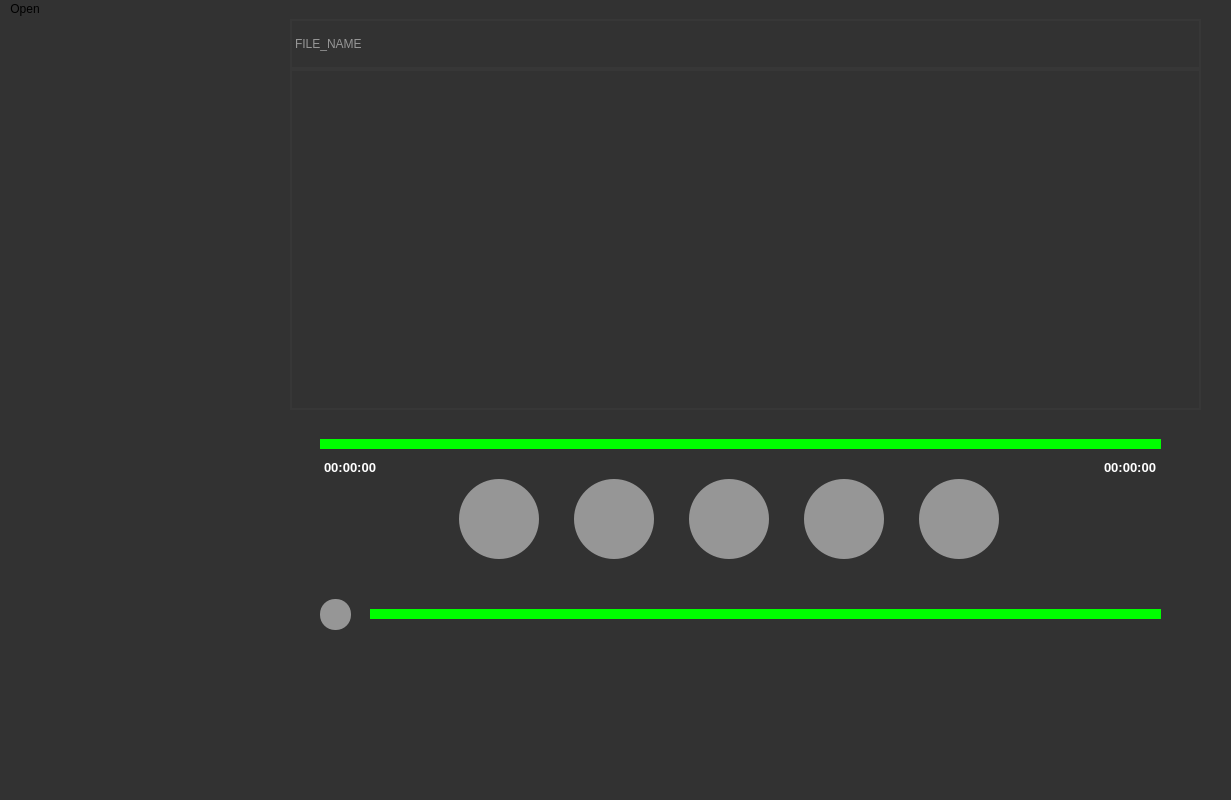
Qt form mainwindow.ui (faguti13/QtCMP) before a commit.
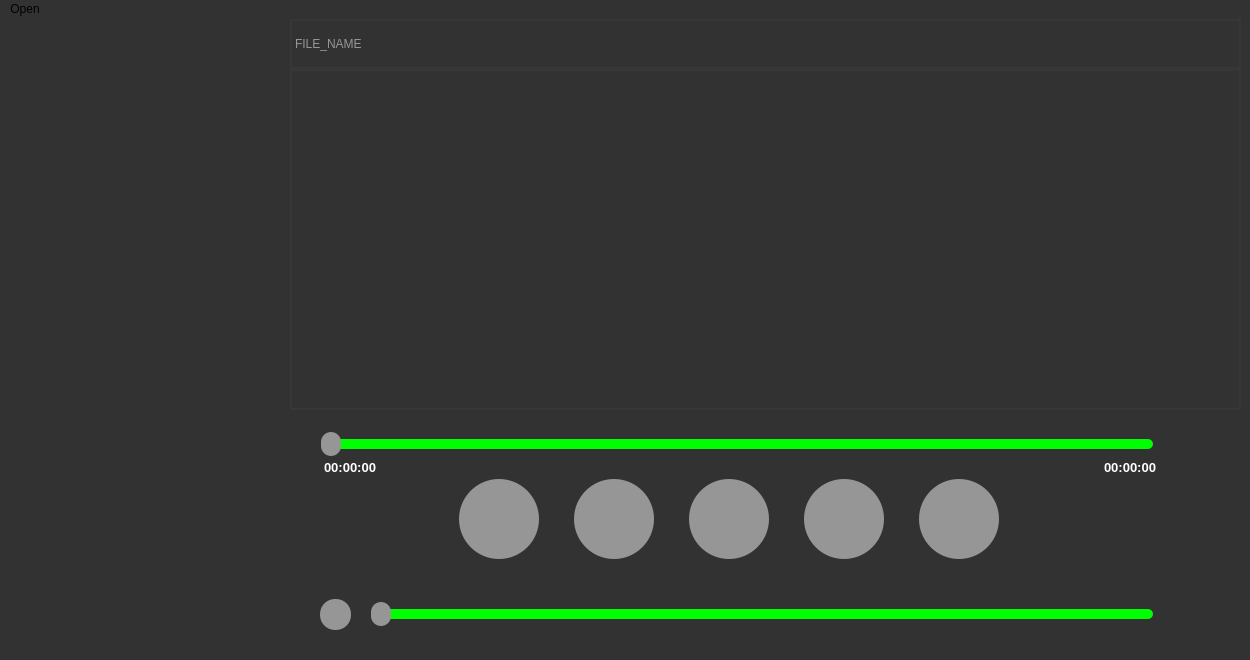
The same form after that commit.

The edit to the form file:
```diff
--- a/mainwindow.ui
+++ b/mainwindow.ui
@@ -6,8 +6,8 @@
    <rect>
     <x>0</x>
     <y>0</y>
-    <width>1231</width>
-    <height>800</height>
+    <width>1250</width>
+    <height>660</height>
    </rect>
   </property>
   <property name="minimumSize">
@@ -35,7 +35,7 @@
      <rect>
       <x>290</x>
       <y>0</y>
-      <width>911</width>
+      <width>951</width>
       <height>50</height>
      </rect>
     </property>
@@ -81,7 +81,7 @@
      <string notr="true">QSlider::groove:horizontal
 {
 	height:10px;
-	width:1270px;
+	width:825px;
 	background:rgb(0,255,0);
 	border-radius:5px;
 }
@@ -117,7 +117,7 @@
      <string notr="true">QSlider::groove:horizontal
 {
 	height:10px;
-	width:1170px;
+	width:775px;
 	background:rgb(0,255,0);
 	border-radius:5px;
 }
@@ -405,7 +405,7 @@
      <rect>
       <x>290</x>
       <y>50</y>
-      <width>911</width>
+      <width>951</width>
       <height>341</height>
      </rect>
     </property>
@@ -534,7 +534,7 @@
     <rect>
      <x>0</x>
      <y>0</y>
-     <width>1231</width>
+     <width>1250</width>
      <height>22</height>
     </rect>
    </property>
```
Left out of the diff: 20 changed lines with no effect on the pictures.
